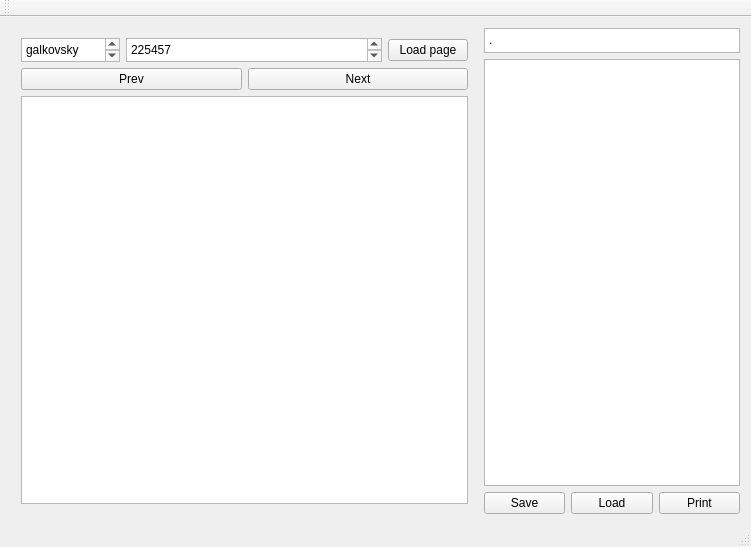
Nyoh/ljd, file mainwindow.ui: the form before one commit.
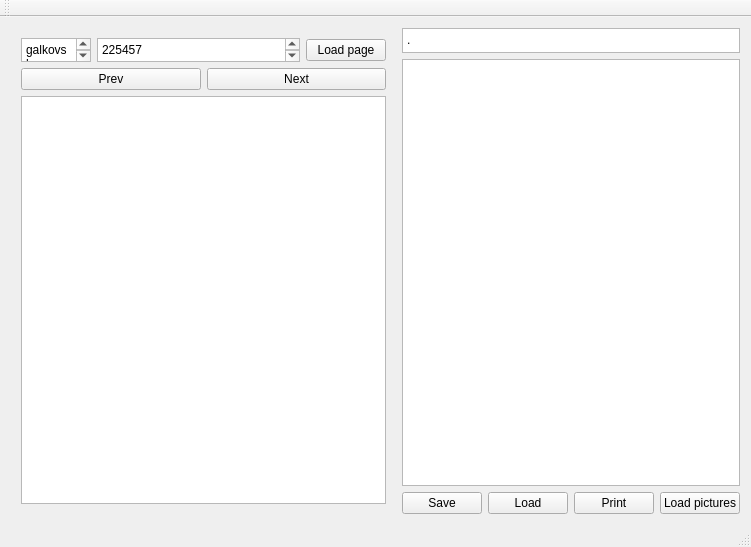
The form after the commit.

Commit message: load pictures button

The edit to the form file:
```diff
--- a/mainwindow.ui
+++ b/mainwindow.ui
@@ -159,6 +159,13 @@
               </property>
              </widget>
             </item>
+            <item>
+             <widget class="QPushButton" name="loadPicsButton">
+              <property name="text">
+               <string>Load pictures</string>
+              </property>
+             </widget>
+            </item>
            </layout>
           </item>
          </layout>
```
The commit also changes 5 other files.
